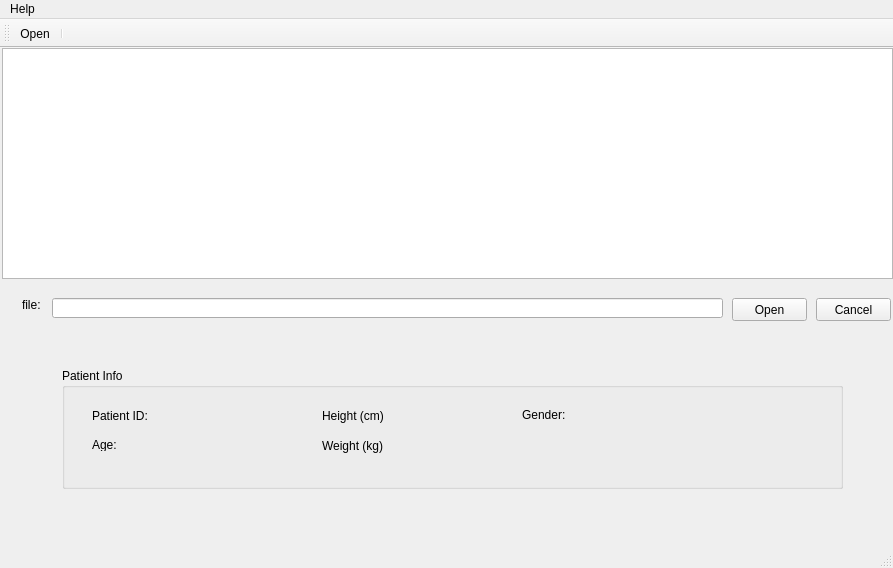
Above: mainwindow.ui from AminAbed/Project before the change. Below: the same form after it.
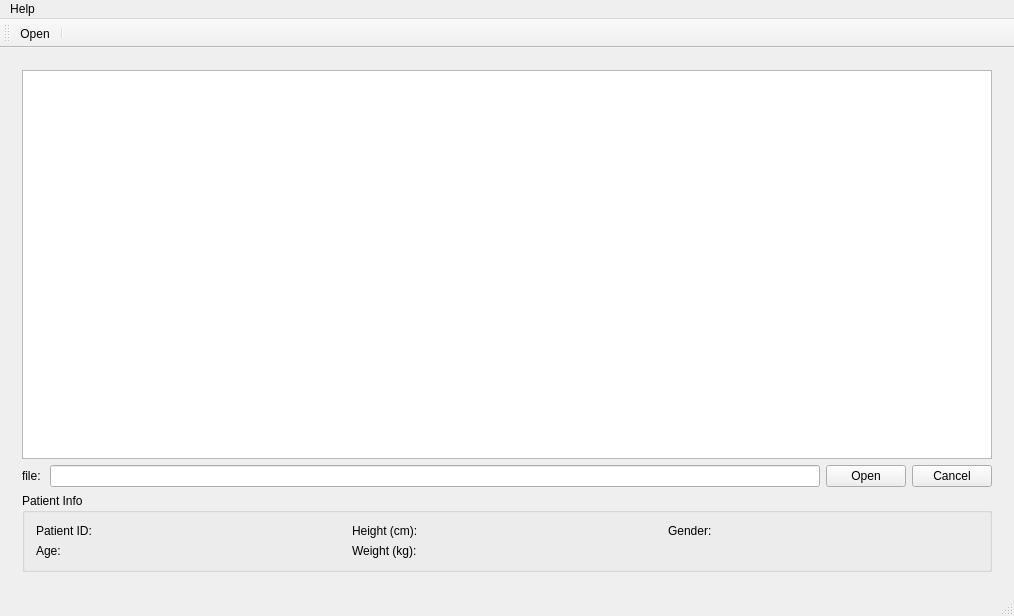
That is the form after the change. The open tabs and pages were chosen to show the change. Icons and pictures are not drawn. Custom widgets are drawn as their Qt base class.

Diff of the .ui file:
```diff
--- a/mainwindow.ui
+++ b/mainwindow.ui
@@ -6,8 +6,8 @@
    <rect>
     <x>0</x>
     <y>0</y>
-    <width>893</width>
-    <height>568</height>
+    <width>1014</width>
+    <height>616</height>
    </rect>
   </property>
   <property name="acceptDrops">
@@ -16,312 +16,285 @@
   <property name="windowTitle">
    <string>MainWindow</string>
   </property>
+  <property name="layoutDirection">
+   <enum>Qt::LeftToRight</enum>
+  </property>
+  <property name="autoFillBackground">
+   <bool>false</bool>
+  </property>
   <widget class="QWidget" name="centralWidget">
+   <layout class="QHBoxLayout" name="horizontalLayout_2">
+    <item>
    <widget class="QStackedWidget" name="pageControl">
-    <property name="geometry">
-     <rect>
-      <x>2</x>
-      <y>0</y>
-      <width>891</width>
-      <height>511</height>
-     </rect>
-    </property>
     <property name="currentIndex">
      <number>2</number>
     </property>
     <widget class="QWidget" name="startPage"/>
     <widget class="QWidget" name="fileSystemPage">
-     <widget class="CustomLineEdit" name="filePathline">
-      <property name="geometry">
-       <rect>
-        <x>50</x>
-        <y>250</y>
-        <width>671</width>
-        <height>20</height>
-       </rect>
-      </property>
-      <property name="acceptDrops">
-       <bool>true</bool>
-      </property>
-     </widget>
+       <layout class="QVBoxLayout" name="verticalLayout_2">
+        <item>
+         <widget class="QTreeView" name="fileSystemView"/>
+        </item>
+        <item>
+         <layout class="QHBoxLayout" name="horizontalLayout">
+          <item>
      <widget class="QLabel" name="filePathLabel">
-      <property name="geometry">
-       <rect>
-        <x>20</x>
-        <y>250</y>
-        <width>46</width>
-        <height>13</height>
-       </rect>
-      </property>
       <property name="text">
        <string>file: </string>
       </property>
      </widget>
-     <widget class="QTreeView" name="fileSystemView">
-      <property name="geometry">
-       <rect>
-        <x>0</x>
-        <y>0</y>
-        <width>891</width>
-        <height>231</height>
-       </rect>
-      </property>
-     </widget>
+          </item>
+          <item>
+           <widget class="CustomLineEdit" name="filePathline">
+            <property name="acceptDrops">
+             <bool>true</bool>
+            </property>
+           </widget>
+          </item>
+          <item>
      <widget class="QPushButton" name="openButton">
-      <property name="geometry">
-       <rect>
-        <x>730</x>
-        <y>250</y>
-        <width>75</width>
-        <height>23</height>
-       </rect>
-      </property>
       <property name="text">
        <string>Open</string>
       </property>
      </widget>
+          </item>
+          <item>
      <widget class="QPushButton" name="cancelButton">
-      <property name="geometry">
-       <rect>
-        <x>814</x>
-        <y>250</y>
-        <width>75</width>
-        <height>23</height>
-       </rect>
-      </property>
       <property name="text">
        <string>Cancel</string>
       </property>
      </widget>
+          </item>
+         </layout>
+        </item>
+        <item>
      <widget class="QGroupBox" name="patientInfoBox">
-      <property name="geometry">
-       <rect>
-        <x>60</x>
-        <y>320</y>
-        <width>781</width>
-        <height>121</height>
-       </rect>
-      </property>
       <property name="title">
        <string>Patient Info</string>
       </property>
-      <widget class="QLabel" name="patientIDLabel">
-       <property name="geometry">
-        <rect>
-         <x>30</x>
-         <y>40</y>
-         <width>71</width>
-         <height>16</height>
-        </rect>
-       </property>
-       <property name="text">
-        <string>Patient ID:</string>
-       </property>
-      </widget>
-      <widget class="QLabel" name="ageLabel">
-       <property name="geometry">
-        <rect>
-         <x>30</x>
-         <y>70</y>
-         <width>46</width>
-         <height>13</height>
-        </rect>
-       </property>
-       <property name="text">
-        <string>Age:</string>
-       </property>
-      </widget>
-      <widget class="QLabel" name="heightLabel">
-       <property name="geometry">
-        <rect>
-         <x>260</x>
-         <y>40</y>
-         <width>61</width>
-         <height>16</height>
-        </rect>
-       </property>
-       <property name="text">
-        <string>Height (cm):</string>
-       </property>
-      </widget>
+          <layout class="QGridLayout" name="gridLayout">
+           <item row="1" column="2">
       <widget class="QLabel" name="weightLabel">
-       <property name="geometry">
-        <rect>
-         <x>260</x>
-         <y>70</y>
-         <width>61</width>
-         <height>16</height>
-        </rect>
-       </property>
        <property name="text">
         <string>Weight (kg):</string>
        </property>
       </widget>
+           </item>
+           <item row="1" column="3">
+            <widget class="QLabel" name="weightValueLabel">
+             <property name="text">
+              <string/>
+             </property>
+            </widget>
+           </item>
+           <item row="1" column="0">
+            <widget class="QLabel" name="ageLabel">
+             <property name="text">
+              <string>Age:</string>
+             </property>
+            </widget>
+           </item>
+           <item row="1" column="1">
+            <widget class="QLabel" name="ageValueLabel">
+             <property name="text">
+              <string/>
+             </property>
+            </widget>
+           </item>
+           <item row="0" column="5">
+            <widget class="QLabel" name="genderValueLabel">
+             <property name="text">
+              <string/>
+             </property>
+            </widget>
+           </item>
+           <item row="0" column="4">
       <widget class="QLabel" name="genderLabel">
-       <property name="geometry">
-        <rect>
-         <x>460</x>
-         <y>40</y>
-         <width>46</width>
-         <height>13</height>
-        </rect>
-       </property>
        <property name="text">
         <string>Gender:</string>
        </property>
       </widget>
-      <widget class="QLabel" name="patientIDValueLabel">
-       <property name="geometry">
-        <rect>
-         <x>100</x>
-         <y>40</y>
-         <width>91</width>
-         <height>16</height>
-        </rect>
-       </property>
-       <property name="text">
-        <string/>
-       </property>
-      </widget>
-      <widget class="QLabel" name="ageValueLabel">
-       <property name="geometry">
-        <rect>
-         <x>100</x>
-         <y>70</y>
-         <width>51</width>
-         <height>16</height>
-        </rect>
-       </property>
-       <property name="text">
-        <string/>
-       </property>
-      </widget>
+           </item>
+           <item row="0" column="3">
       <widget class="QLabel" name="heightValueLabel">
-       <property name="geometry">
-        <rect>
-         <x>330</x>
-         <y>40</y>
-         <width>51</width>
-         <height>20</height>
-        </rect>
-       </property>
        <property name="text">
         <string/>
        </property>
       </widget>
-      <widget class="QLabel" name="weightValueLabel">
-       <property name="geometry">
-        <rect>
-         <x>330</x>
-         <y>70</y>
-         <width>46</width>
-         <height>13</height>
-        </rect>
-       </property>
+           </item>
+           <item row="0" column="1">
+            <widget class="QLabel" name="patientIDValueLabel">
        <property name="text">
         <string/>
        </property>
       </widget>
-      <widget class="QLabel" name="genderValueLabel">
-       <property name="geometry">
-        <rect>
-         <x>520</x>
-         <y>40</y>
-         <width>46</width>
-         <height>13</height>
-        </rect>
-       </property>
+           </item>
+           <item row="0" column="2">
+            <widget class="QLabel" name="heightLabel">
+             <property name="text">
+              <string>Height (cm):</string>
+             </property>
+            </widget>
+           </item>
+           <item row="0" column="0">
+            <widget class="QLabel" name="patientIDLabel">
        <property name="text">
-        <string/>
-       </property>
-      </widget>
-     </widget>
+              <string>Patient ID:</string>
+             </property>
+            </widget>
+           </item>
+          </layout>
+         </widget>
+        </item>
+       </layout>
     </widget>
     <widget class="QWidget" name="plotPage">
+       <layout class="QVBoxLayout" name="verticalLayout_3">
+        <item>
      <widget class="QFrame" name="frame">
-      <property name="geometry">
-       <rect>
-        <x>0</x>
-        <y>0</y>
-        <width>891</width>
-        <height>31</height>
-       </rect>
-      </property>
       <property name="frameShape">
        <enum>QFrame::StyledPanel</enum>
       </property>
       <property name="frameShadow">
        <enum>QFrame::Raised</enum>
       </property>
+          <layout class="QVBoxLayout" name="verticalLayout">
+           <item>
       <widget class="QLabel" name="patientInfoLabel">
-       <property name="geometry">
-        <rect>
-         <x>0</x>
-         <y>0</y>
-         <width>431</width>
-         <height>31</height>
-        </rect>
+             <property name="sizePolicy">
+              <sizepolicy hsizetype="Preferred" vsizetype="Fixed">
+               <horstretch>0</horstretch>
+               <verstretch>0</verstretch>
+              </sizepolicy>
        </property>
        <property name="text">
         <string/>
        </property>
       </widget>
-     </widget>
-     <widget class="QCustomPlot" name="plotView" native="true">
-      <property name="geometry">
-       <rect>
-        <x>0</x>
-        <y>30</y>
-        <width>891</width>
-        <height>321</height>
-       </rect>
-      </property>
-      <widget class="QScrollBar" name="verticalScrollBar">
-       <property name="geometry">
-        <rect>
-         <x>870</x>
-         <y>0</y>
-         <width>16</width>
-         <height>301</height>
-        </rect>
-       </property>
+           </item>
+          </layout>
+         </widget>
+        </item>
+        <item>
+         <widget class="QSplitter" name="splitter">
        <property name="orientation">
         <enum>Qt::Vertical</enum>
        </property>
-      </widget>
-      <widget class="QScrollBar" name="horizontalScrollBar">
-       <property name="geometry">
-        <rect>
-         <x>0</x>
-         <y>300</y>
-         <width>871</width>
-         <height>16</height>
-        </rect>
-       </property>
-       <property name="orientation">
-        <enum>Qt::Horizontal</enum>
-       </property>
-      </widget>
+          <property name="opaqueResize">
+           <bool>true</bool>
+          </property>
+          <property name="handleWidth">
+           <number>5</number>
+          </property>
+          <property name="childrenCollapsible">
+           <bool>false</bool>
+          </property>
+          <widget class="QCustomPlot" name="plotView" native="true">
+           <property name="sizePolicy">
+            <sizepolicy hsizetype="Ignored" vsizetype="Ignored">
+             <horstretch>0</horstretch>
+             <verstretch>0</verstretch>
+            </sizepolicy>
+           </property>
      </widget>
      <widget class="QTableWidget" name="tableWidget">
-      <property name="geometry">
-       <rect>
-        <x>0</x>
-        <y>350</y>
-        <width>891</width>
-        <height>141</height>
-       </rect>
-      </property>
-     </widget>
-    </widget>
-   </widget>
+           <property name="sizePolicy">
+            <sizepolicy hsizetype="Ignored" vsizetype="Ignored">
+             <horstretch>0</horstretch>
+             <verstretch>0</verstretch>
+            </sizepolicy>
+           </property>
+           <property name="minimumSize">
+            <size>
+             <width>0</width>
+             <height>0</height>
+            </size>
+           </property>
+           <column>
+            <property name="text">
+             <string>Date Time	</string>
+            </property>
+           </column>
+           <column>
+            <property name="text">
+             <string>Respiratory Enthalpy</string>
+            </property>
+           </column>
+           <column>
+            <property name="text">
+             <string>ERE</string>
+            </property>
+           </column>
+           <column>
+            <property name="text">
+             <string>Tidal Volume</string>
+            </property>
+           </column>
+           <column>
+            <property name="text">
+             <string>Minute Volume</string>
+            </property>
+           </column>
+           <column>
+            <property name="text">
+             <string>BPM</string>
+            </property>
+           </column>
+           <column>
+            <property name="text">
+             <string>Min Temp</string>
+            </property>
+           </column>
+           <column>
+            <property name="text">
+             <string>Max Temp</string>
+            </property>
+           </column>
+           <column>
+            <property name="text">
+             <string>Min RH</string>
+            </property>
+           </column>
+           <column>
+            <property name="text">
+             <string>Inhaled Enthalpy</string>
+            </property>
+           </column>
+           <column>
+            <property name="text">
+             <string> Inhaled Enthalpy</string>
+            </property>
+           </column>
+           <column>
+            <property name="text">
+             <string>O2 Consumption</string>
+            </property>
+           </column>
+           <column>
+            <property name="text">
+             <string>Min O2</string>
+            </property>
+           </column>
+           <column>
+            <property name="text">
+             <string>Max O2</string>
+            </property>
+           </column>
+          </widget>
+         </widget>
+        </item>
+       </layout>
+      </widget>
+     </widget>
+    </item>
+   </layout>
   </widget>
   <widget class="QMenuBar" name="menuBar">
    <property name="geometry">
     <rect>
      <x>0</x>
      <y>0</y>
-     <width>893</width>
+     <width>1014</width>
      <height>21</height>
     </rect>
    </property>
```
Lines whose indentation alone changed are shown as unchanged.
